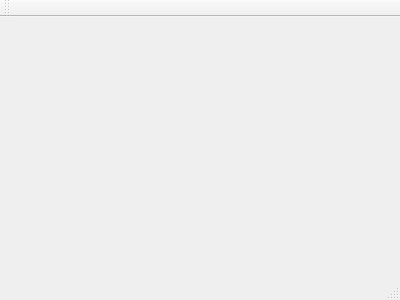
Above: mainwindow.ui from Snick3rSdoto/blackjack before the change. Below: the same form after it.
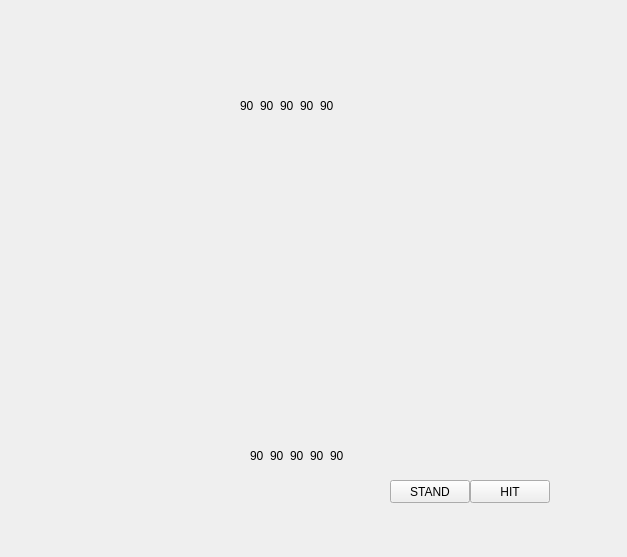
That is the form after the change.

Patch:
```diff
--- a/mainwindow.ui
+++ b/mainwindow.ui
@@ -1,24 +1,206 @@
 <ui version="4.0">
  <class>MainWindow</class>
- <widget class="QMainWindow" name="MainWindow" >
-  <property name="geometry" >
+ <widget class="QMainWindow" name="MainWindow">
+  <property name="enabled">
+   <bool>true</bool>
+  </property>
+  <property name="geometry">
    <rect>
     <x>0</x>
     <y>0</y>
-    <width>400</width>
-    <height>300</height>
+    <width>627</width>
+    <height>557</height>
    </rect>
   </property>
   <property name="windowTitle" >
    <string>MainWindow</string>
   </property>
-  <widget class="QMenuBar" name="menuBar" />
-  <widget class="QToolBar" name="mainToolBar" />
-  <widget class="QWidget" name="centralWidget" />
-  <widget class="QStatusBar" name="statusBar" />
+  <widget class="QWidget" name="centralWidget">
+   <widget class="QPushButton" name="pushButton_stand">
+    <property name="geometry">
+     <rect>
+      <x>390</x>
+      <y>480</y>
+      <width>80</width>
+      <height>23</height>
+     </rect>
+    </property>
+    <property name="text">
+     <string>STAND</string>
+    </property>
+   </widget>
+   <widget class="QPushButton" name="pushButton_hit">
+    <property name="geometry">
+     <rect>
+      <x>470</x>
+      <y>480</y>
+      <width>80</width>
+      <height>23</height>
+     </rect>
+    </property>
+    <property name="text">
+     <string>HIT</string>
+    </property>
+   </widget>
+   <widget class="QLabel" name="label_1">
+    <property name="geometry">
+     <rect>
+      <x>250</x>
+      <y>420</y>
+      <width>16</width>
+      <height>71</height>
+     </rect>
+    </property>
+    <property name="text">
+     <string>90</string>
+    </property>
+   </widget>
+   <widget class="QLabel" name="label_2">
+    <property name="geometry">
+     <rect>
+      <x>270</x>
+      <y>420</y>
+      <width>16</width>
+      <height>71</height>
+     </rect>
+    </property>
+    <property name="text">
+     <string>90</string>
+    </property>
+   </widget>
+   <widget class="QLabel" name="label_3">
+    <property name="geometry">
+     <rect>
+      <x>290</x>
+      <y>420</y>
+      <width>16</width>
+      <height>71</height>
+     </rect>
+    </property>
+    <property name="text">
+     <string>90</string>
+    </property>
+   </widget>
+   <widget class="QLabel" name="label_4">
+    <property name="geometry">
+     <rect>
+      <x>310</x>
+      <y>420</y>
+      <width>16</width>
+      <height>71</height>
+     </rect>
+    </property>
+    <property name="text">
+     <string>90</string>
+    </property>
+   </widget>
+   <widget class="QLabel" name="label_5">
+    <property name="geometry">
+     <rect>
+      <x>330</x>
+      <y>420</y>
+      <width>16</width>
+      <height>71</height>
+     </rect>
+    </property>
+    <property name="text">
+     <string>90</string>
+    </property>
+   </widget>
+   <widget class="QLabel" name="label">
+    <property name="geometry">
+     <rect>
+      <x>240</x>
+      <y>390</y>
+      <width>141</width>
+      <height>20</height>
+     </rect>
+    </property>
+    <property name="text">
+     <string/>
+    </property>
+   </widget>
+   <widget class="QLabel" name="enemy_label_3">
+    <property name="geometry">
+     <rect>
+      <x>280</x>
+      <y>70</y>
+      <width>16</width>
+      <height>71</height>
+     </rect>
+    </property>
+    <property name="text">
+     <string>90</string>
+    </property>
+   </widget>
+   <widget class="QLabel" name="enemy_label_5">
+    <property name="geometry">
+     <rect>
+      <x>320</x>
+      <y>70</y>
+      <width>16</width>
+      <height>71</height>
+     </rect>
+    </property>
+    <property name="text">
+     <string>90</string>
+    </property>
+   </widget>
+   <widget class="QLabel" name="enemy_label_1">
+    <property name="geometry">
+     <rect>
+      <x>240</x>
+      <y>70</y>
+      <width>16</width>
+      <height>71</height>
+     </rect>
+    </property>
+    <property name="text">
+     <string>90</string>
+    </property>
+   </widget>
+   <widget class="QLabel" name="enemy_label_4">
+    <property name="geometry">
+     <rect>
+      <x>300</x>
+      <y>70</y>
+      <width>16</width>
+      <height>71</height>
+     </rect>
+    </property>
+    <property name="text">
+     <string>90</string>
+    </property>
+   </widget>
+   <widget class="QLabel" name="enemy_label_2">
+    <property name="geometry">
+     <rect>
+      <x>260</x>
+      <y>70</y>
+      <width>16</width>
+      <height>71</height>
+     </rect>
+    </property>
+    <property name="text">
+     <string>90</string>
+    </property>
+   </widget>
+   <widget class="QLabel" name="enemy_label">
+    <property name="geometry">
+     <rect>
+      <x>220</x>
+      <y>50</y>
+      <width>141</width>
+      <height>20</height>
+     </rect>
+    </property>
+    <property name="text">
+     <string/>
+    </property>
+   </widget>
+  </widget>
  </widget>
- <layoutDefault spacing="6" margin="11" />
- <pixmapfunction></pixmapfunction>
+ <layoutdefault spacing="6" margin="11"/>
  <resources/>
  <connections/>
 </ui>
```
Left out of the diff: 3 changed lines with no effect on the pictures.
